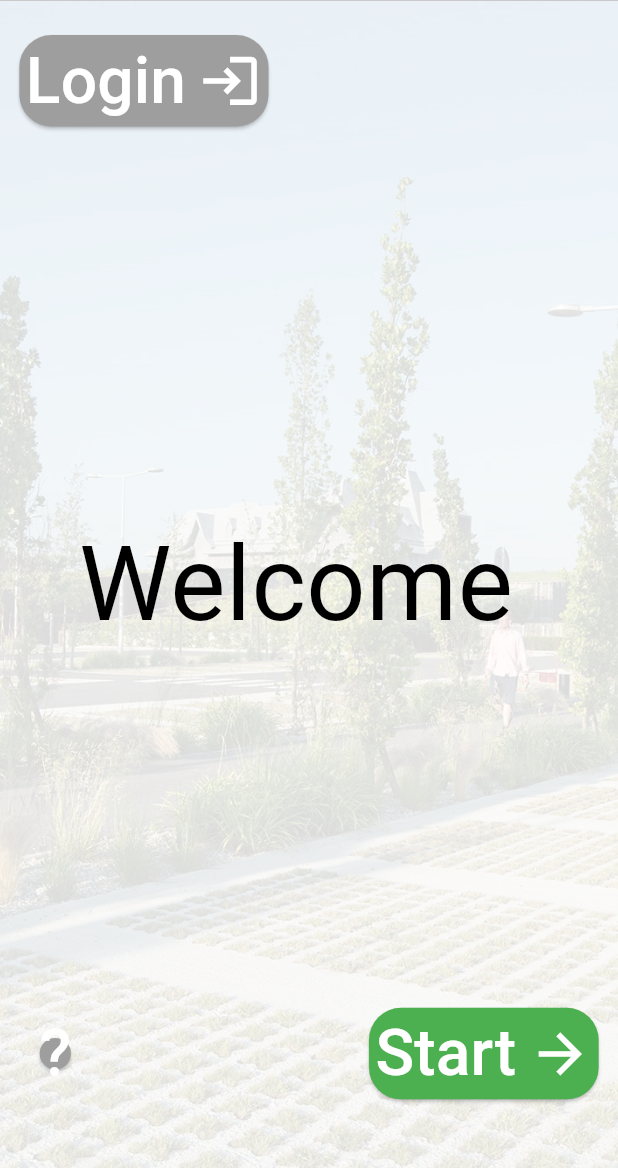
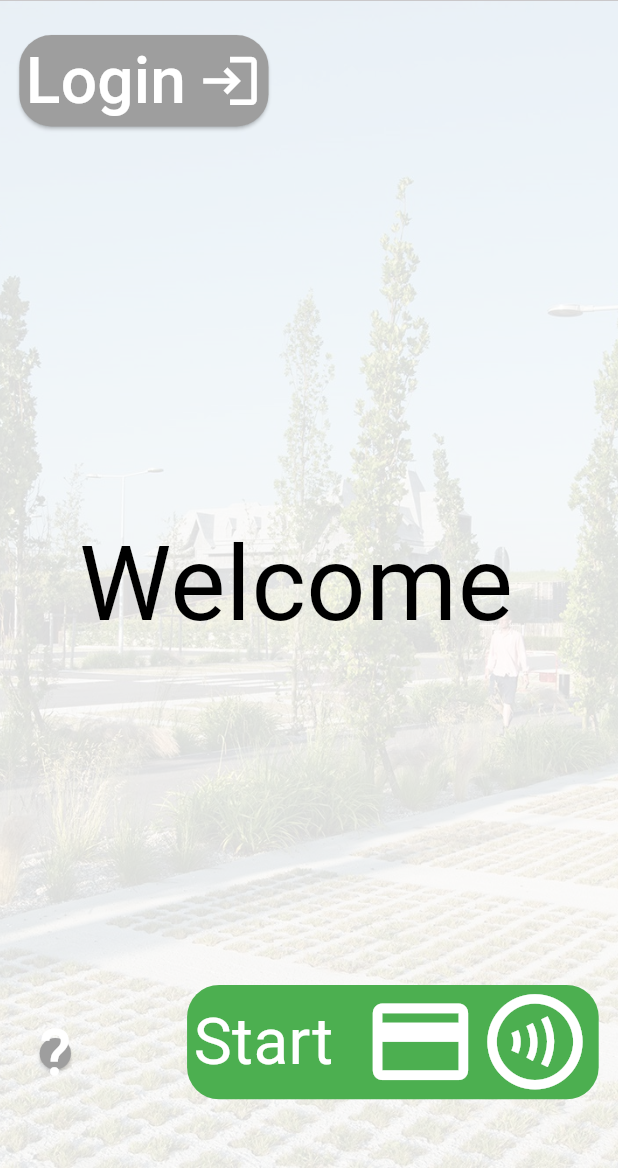
Before and after one commit to erichaarlemmer/project_ui, a Flutter app: the screen it shows after launch, on a phone screen of 412 x 824 dp, the part 68-1236 px from its top. Run offline on Flutter 3.47's test engine with Material 3 defaults, Android fonts, the phone set to English and light mode, and no system bars; our stand-ins replace qr_flutter; network calls fail.

Commit message:
Button wireless payment added

```diff
--- a/lib/pages/home_page.dart
+++ b/lib/pages/home_page.dart
@@ -1,5 +1,6 @@
 import 'package:flutter/material.dart';
 import 'package:project_ui/widgets/big_button.dart';
+import 'package:project_ui/widgets/wireless_payment.dart';
 
 class HomePage extends StatelessWidget {
   final Function(String) onButtonPressed;
@@ -27,9 +28,19 @@ class HomePage extends StatelessWidget {
         isCircle: false,
         color: Colors.grey,
         children: [
-          Text("Login", style: TextStyle(color: Colors.white, fontSize: ((56/1080) * screenHeight))),
+          Text(
+            "Login",
+            style: TextStyle(
+              color: Colors.white,
+              fontSize: ((56 / 1080) * screenHeight),
+            ),
+          ),
           SizedBox(width: 8),
-          Icon(Icons.login, color: Colors.white, size: ((56/1080) * screenHeight)),
+          Icon(
+            Icons.login,
+            color: Colors.white,
+            size: ((56 / 1080) * screenHeight),
+          ),
         ],
       );
     } else {
@@ -43,9 +54,19 @@ class HomePage extends StatelessWidget {
         isCircle: false,
         color: Colors.grey,
         children: [
-          Text("Logout", style: TextStyle(color: Colors.white, fontSize: ((56/1080) * screenHeight))),
+          Text(
+            "Logout",
+            style: TextStyle(
+              color: Colors.white,
+              fontSize: ((56 / 1080) * screenHeight),
+            ),
+          ),
           SizedBox(width: 8),
-          Icon(Icons.logout, color: Colors.white, size: ((56/1080) * screenHeight)),
+          Icon(
+            Icons.logout,
+            color: Colors.white,
+            size: ((56 / 1080) * screenHeight),
+          ),
         ],
       );
     }
@@ -59,27 +80,48 @@ class HomePage extends StatelessWidget {
           isCircle: true,
           color: Colors.grey,
           children: [
-            Text("?", style: TextStyle(color: Colors.white, fontSize: ((56/1080) * screenHeight))),
+            Text(
+              "?",
+              style: TextStyle(
+                color: Colors.white,
+                fontSize: ((56 / 1080) * screenHeight),
+              ),
+            ),
           ],
         ),
-        BigButton(
-          onButtonPressed: () => {onButtonPressed("plate")},
-          isLeft: false,
-          isBottom: true,
-          isCircle: false,
+        WirelessPayment(
           color: Colors.green,
           children: [
-            Text("Start", style: TextStyle(color: Colors.white, fontSize: ((56/1080) * screenHeight))),
-            SizedBox(width: 8),
-            Icon(Icons.arrow_forward, color: Colors.white, size: ((56/1080) * screenHeight)),
+            Text(
+              "Start",
+              style: TextStyle(
+                color: Colors.white,
+                fontSize: ((56 / 1080) * screenHeight),
+              ),
+            ),
+            SizedBox(width: 20),
+            Icon(
+              Icons.payment_outlined,
+              color: Colors.white,
+              size: ((100 / 1080) * screenHeight),
+            ),
+            Icon(
+              Icons.contactless_outlined,
+              color: Colors.white,
+              size: ((100 / 1080) * screenHeight),
+            ),
           ],
         ),
+
         loginLogoutBtn,
 
         Center(
           child: Text(
             "Welcome $currentUsername",
-            style: TextStyle(color: Colors.black, fontSize: ((91/1080) * screenHeight)),
+            style: TextStyle(
+              color: Colors.black,
+              fontSize: ((91 / 1080) * screenHeight),
+            ),
           ),
         ),
       ],
--- /dev/null
+++ b/lib/widgets/wireless_payment.dart
@@ -0,0 +1,33 @@
+import 'package:flutter/material.dart';
+
+class WirelessPayment extends StatelessWidget {
+  final Color color;
+  final List<Widget> children;
+
+  const WirelessPayment({
+    super.key,
+    required this.color,
+    required this.children,
+  });
+
+  @override
+  Widget build(BuildContext context) {
+    final screenWidth = MediaQuery.of(context).size.width;
+    final screenHeight = MediaQuery.of(context).size.height;
+    return Positioned(
+      bottom: ((60 / 1080) * screenHeight),
+      right: ((60 / 1920) * screenWidth),
+      child: Container(
+        decoration: BoxDecoration(
+          color: color,
+          borderRadius: BorderRadius.circular((100 / 1920) * screenWidth),
+        ),
+        padding: EdgeInsets.symmetric(
+          horizontal: (20 / 1920) * screenWidth,
+          vertical: 0,
+        ),
+        child: Row(mainAxisSize: MainAxisSize.min, children: children),
+      ),
+    );
+  }
+}
```
